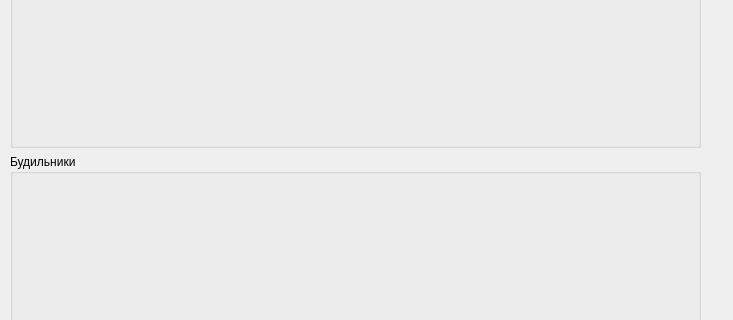
Before: the Qt Designer form main.ui in Proksima1/Clocks, drawn with Qt 5; both pictures show x 0 to 733 and y 109 to 429 of the 733 by 552 pixel window.
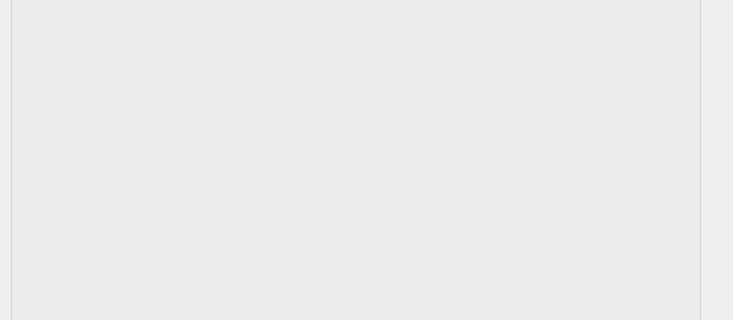
After: the same form once the commit is applied.

The edit to the form file:
```diff
--- a/main.ui
+++ b/main.ui
@@ -31,13 +31,6 @@
        </property>
       </widget>
      </item>
-     <item>
-      <widget class="QGroupBox" name="TimersBox">
-       <property name="title">
-        <string>Будильники</string>
-       </property>
-      </widget>
-     </item>
     </layout>
    </widget>
   </widget>
```
Left out of the diff: 6 changed lines with no effect on the pictures.
